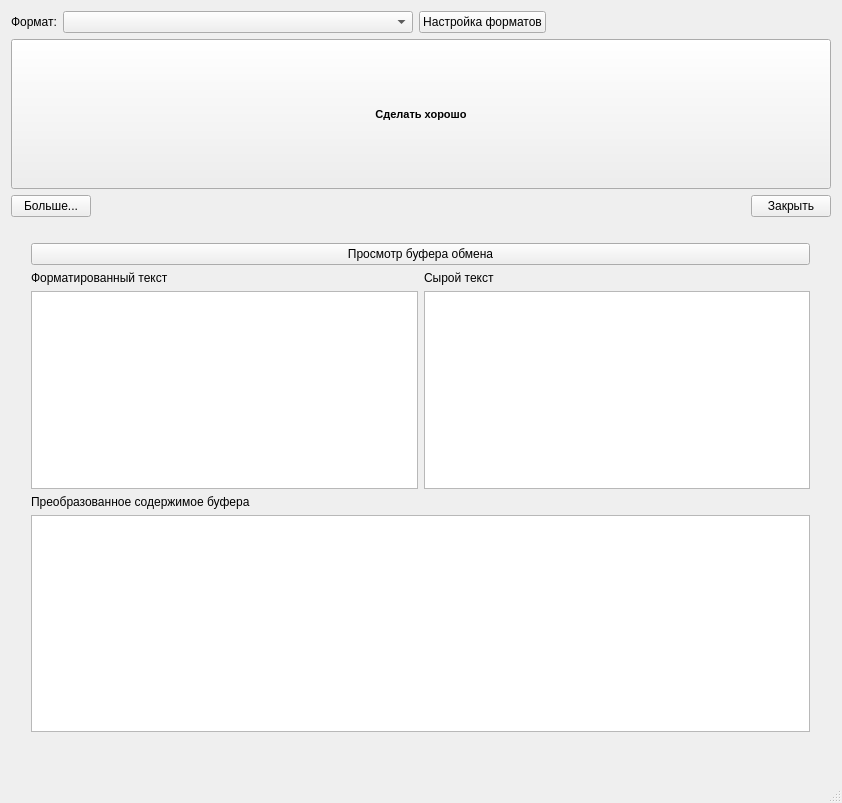
xintrea/clipfixer, file MainWindow.ui: the form before one commit.
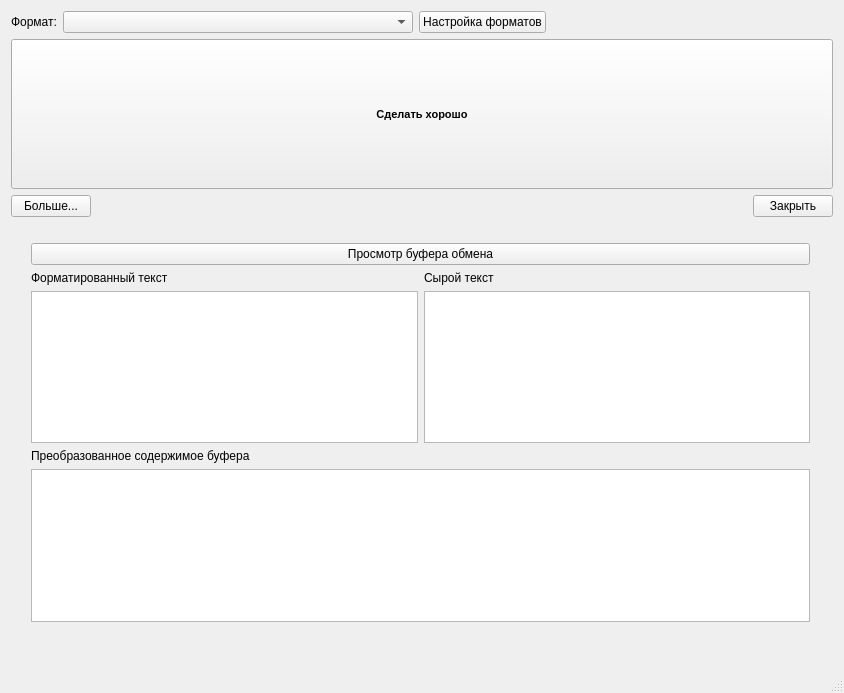
The form after the commit.

Commit message: Стало работать сворачивание и разворачивание при нажатии кнопки Больше

Diff of the .ui file:
```diff
--- a/MainWindow.ui
+++ b/MainWindow.ui
@@ -6,8 +6,8 @@
    <rect>
     <x>0</x>
     <y>0</y>
-    <width>842</width>
-    <height>803</height>
+    <width>844</width>
+    <height>693</height>
    </rect>
   </property>
   <property name="sizePolicy">
@@ -153,7 +153,7 @@
            <x>9</x>
            <y>9</y>
            <width>801</width>
-           <height>511</height>
+           <height>401</height>
           </rect>
          </property>
          <layout class="QVBoxLayout" name="verticalLayout_4">
```
The commit also changes 2 other files.
